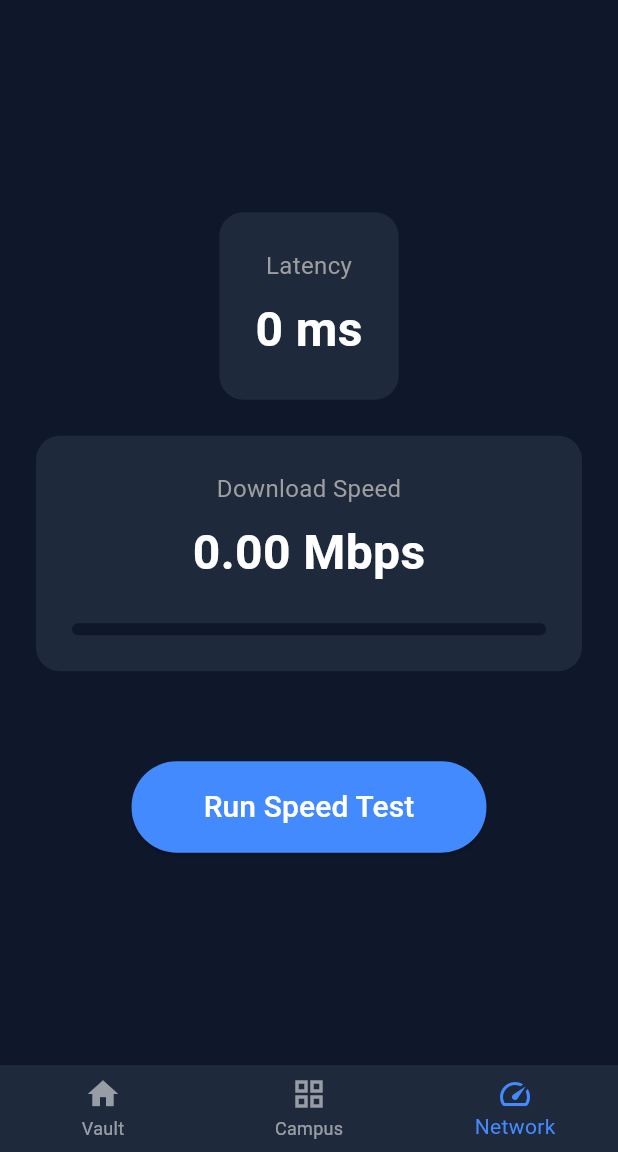
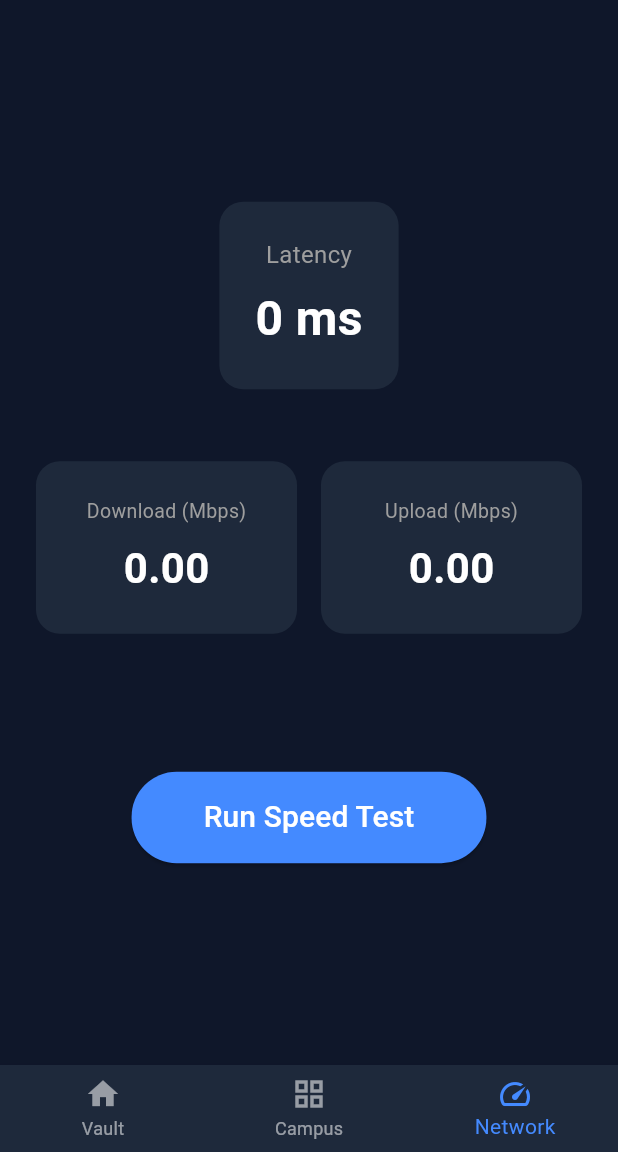
Before and after one commit to krishnabarnwal/abes-nexus, a Flutter app: the screen it shows after launch, item 3 of the bottom bar chosen, on a phone screen of 412 x 824 dp, the part 84-1236 px from its top. Run offline on Flutter 3.47's test engine with Material 3 defaults, Android fonts, the phone set to English and light mode, and no system bars; our stand-ins replace flutter_secure_storage, qr_flutter, share_plus; missing offline and left inert: workmanager.

Commit message:
feat: expand campus grid, fix share link, add upload speed test

```diff
--- a/lib/main.dart
+++ b/lib/main.dart
@@ -1,4 +1,5 @@
 import 'dart:io';
+import 'dart:typed_data';
 import 'package:flutter/material.dart';
 import 'package:flutter_secure_storage/flutter_secure_storage.dart';
 import 'package:http/http.dart' as http;
@@ -392,7 +393,7 @@
                   padding: const EdgeInsets.all(8),
                   color: Colors.white,
                   child: QrImageView(
-                    data: 'https://github.com/placeholder/abes_nexus',
+                    data: 'https://github.com/krishnabarnwal/abes-nexus',
                     version: QrVersions.auto,
                     size: 150.0,
                   ),
@@ -405,7 +406,7 @@
                     backgroundColor: Colors.blueAccent,
                   ),
                   onPressed: () {
-                    Share.share('Download ABES Nexus: https://github.com/placeholder/abes_nexus');
+                    Share.share('Download ABES Nexus: https://github.com/krishnabarnwal/abes-nexus');
                   },
                 ),
               ],
@@ -460,7 +461,10 @@
 
   Future<void> _launchUrl(String urlString) async {
     final url = Uri.parse(urlString);
-    if (!await launchUrl(url, mode: LaunchMode.inAppWebView)) {
+    final mode = urlString.startsWith('http')
+        ? LaunchMode.inAppWebView
+        : LaunchMode.externalApplication;
+    if (!await launchUrl(url, mode: mode)) {
       debugPrint('Could not launch $url');
     }
   }
@@ -474,9 +478,12 @@
         crossAxisSpacing: 16,
         mainAxisSpacing: 16,
         children: [
-          _buildCard('ABES ERP', Icons.school, 'https://ai-edunova.abes.ac.in/#/insync/dashboard/home'),
+          _buildCard('ABES ERP', Icons.school, 'https://erp.abes.ac.in/Login.aspx'),
           _buildCard('LMS', Icons.menu_book, 'https://ai-edunova.abes.ac.in/#/insync/dashboard/home'),
           _buildCard('Student Portal', Icons.person_outline, 'https://ai-edunova.abes.ac.in/#/insync/dashboard/home'),
+          _buildCard('ABES Official', Icons.account_balance, 'https://www.abes.ac.in/'),
+          _buildCard('ABES Quiz', Icons.quiz, 'https://abesquiz.netlify.app/'),
+          _buildCard('Official Email', Icons.email, 'mailto:info@abes.ac.in'),
         ],
       ),
     );
@@ -521,6 +528,7 @@
 
 class _SpeedTestViewState extends State<SpeedTestView> {
   String _downloadSpeed = '0.00';
+  String _uploadSpeed = '0.00';
   String _latency = '0';
   bool _isTesting = false;
   double _progress = 0.0;
@@ -529,6 +537,7 @@
     setState(() {
       _isTesting = true;
       _downloadSpeed = '0.00';
+      _uploadSpeed = '0.00';
       _latency = '0';
       _progress = 0.0;
     });
@@ -567,6 +576,27 @@
       }
       stopwatch.stop();
 
+      // 3. Measure upload speed
+      setState(() {
+        _progress = 0.5; // Indicate transition to upload phase
+      });
+      final payload = Uint8List(1000000); // 1MB payload
+      stopwatch.reset();
+      stopwatch.start();
+      await http.post(
+        Uri.parse('https://httpbin.org/post'),
+        body: payload,
+      );
+      stopwatch.stop();
+      final uploadElapsed = stopwatch.elapsedMilliseconds;
+      if (uploadElapsed > 0) {
+        final uploadSeconds = uploadElapsed / 1000.0;
+        final uploadMbps = (1000000 * 8) / (uploadSeconds * 1000000);
+        setState(() {
+          _uploadSpeed = uploadMbps.toStringAsFixed(2);
+        });
+      }
+
     } catch (e) {
       debugPrint('Speed test error: $e');
     } finally {
@@ -603,7 +633,11 @@
               ),
             ),
             const SizedBox(height: 24),
-            Container(
+            const SizedBox(height: 24),
+            Row(
+              children: [
+                Expanded(
+                  child: Container(
                     padding: const EdgeInsets.all(24),
                     decoration: BoxDecoration(
                       color: const Color(0xFF1E293B),
@@ -611,9 +645,32 @@
                     ),
                     child: Column(
                       children: [
-                  const Text('Download Speed', style: TextStyle(color: Colors.grey, fontSize: 16)),
+                        const Text('Download (Mbps)', style: TextStyle(color: Colors.grey, fontSize: 13)),
                         const SizedBox(height: 8),
-                  Text('$_downloadSpeed Mbps', style: const TextStyle(fontSize: 32, fontWeight: FontWeight.bold, color: Colors.white)),
+                        Text(_downloadSpeed, style: const TextStyle(fontSize: 28, fontWeight: FontWeight.bold, color: Colors.white)),
+                      ],
+                    ),
+                  ),
+                ),
+                const SizedBox(width: 16),
+                Expanded(
+                  child: Container(
+                    padding: const EdgeInsets.all(24),
+                    decoration: BoxDecoration(
+                      color: const Color(0xFF1E293B),
+                      borderRadius: BorderRadius.circular(16),
+                    ),
+                    child: Column(
+                      children: [
+                        const Text('Upload (Mbps)', style: TextStyle(color: Colors.grey, fontSize: 13)),
+                        const SizedBox(height: 8),
+                        Text(_uploadSpeed, style: const TextStyle(fontSize: 28, fontWeight: FontWeight.bold, color: Colors.white)),
+                      ],
+                    ),
+                  ),
+                ),
+              ],
+            ),
             const SizedBox(height: 24),
             LinearProgressIndicator(
               value: _progress,
@@ -621,9 +678,6 @@
               valueColor: const AlwaysStoppedAnimation<Color>(Colors.blueAccent),
               minHeight: 8,
               borderRadius: BorderRadius.circular(4),
-                  ),
-                ],
-              ),
             ),
             const SizedBox(height: 60),
             ElevatedButton(
```
Lines whose indentation alone changed are shown as unchanged.
